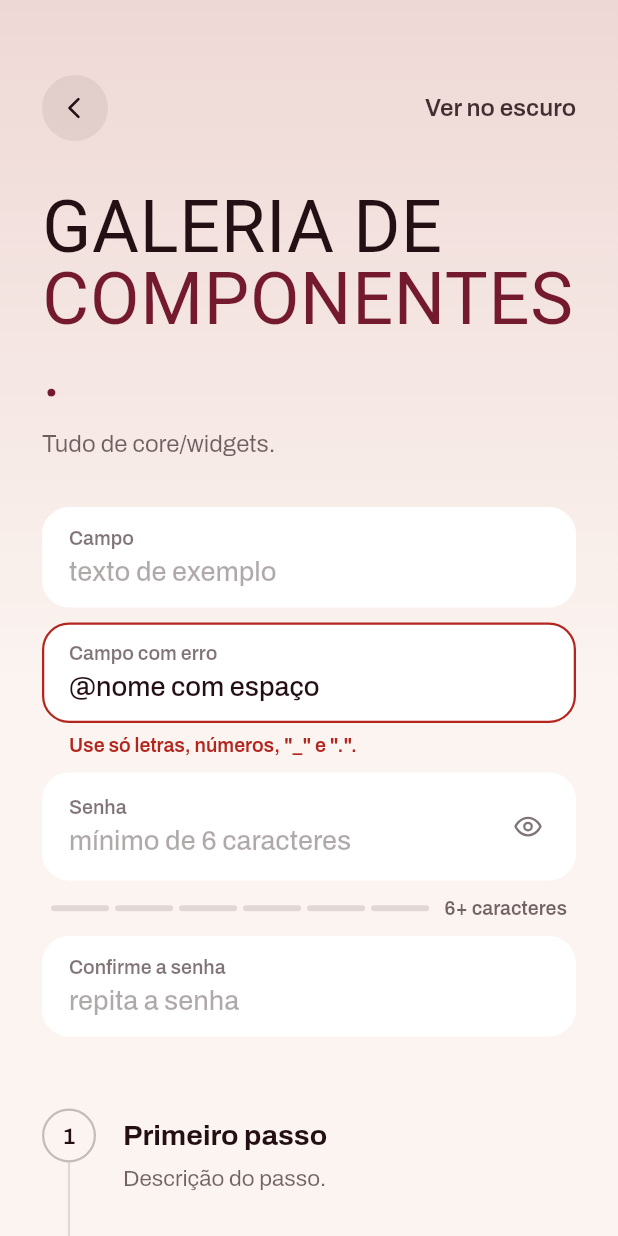
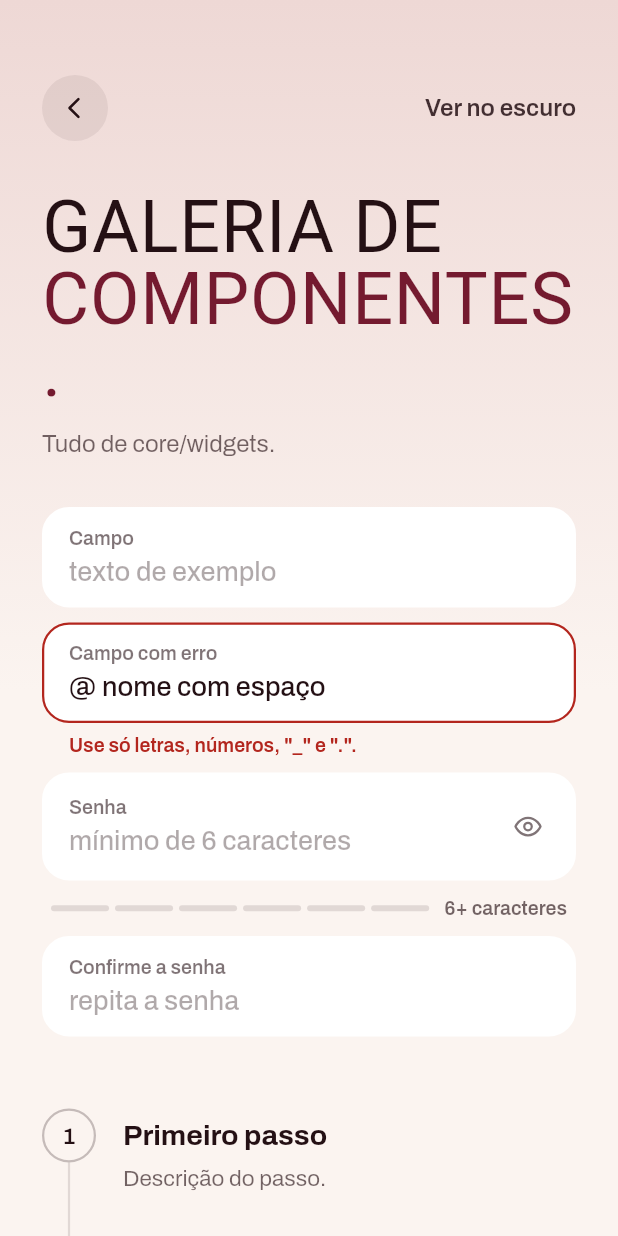
Before and after one commit to EduFGomes/clippo, a Flutter app: the screen it shows once a user with an empty profile is signed in, after a tap on "Componentes", on a phone screen of 412 x 824 dp. Run offline on Flutter 3.47's test engine with Material 3 defaults, Android fonts, the light colour scheme and no system bars; our stand-ins replace cloud_firestore, cloud_functions, firebase_auth, firebase_core; accounts and stored records are empty; project files that could hold a hidden picture were left out.

Commit message:
fix: @ do nome de usuário sempre visível no ClippoTextField

```diff
--- a/app/lib/core/widgets/clippo_text_field.dart
+++ b/app/lib/core/widgets/clippo_text_field.dart
@@ -206,8 +206,11 @@ class _ClippoTextFieldState extends State<ClippoTextField> {
                         border: InputBorder.none,
                         hintText: widget.hint,
                         hintStyle: ClippoText.input.copyWith(color: colors.placeholder),
-                        prefixText: widget.prefixText,
-                        prefixStyle: ClippoText.input.copyWith(color: colors.text),
+                        // prefixIcon (e não prefixText) para o "@" aparecer mesmo com o campo vazio.
+                        prefixIcon: widget.prefixText == null
+                            ? null
+                            : Text(widget.prefixText!, style: ClippoText.input.copyWith(color: colors.text)),
+                        prefixIconConstraints: const BoxConstraints(),
                       ),
                     ),
                   ],
```
